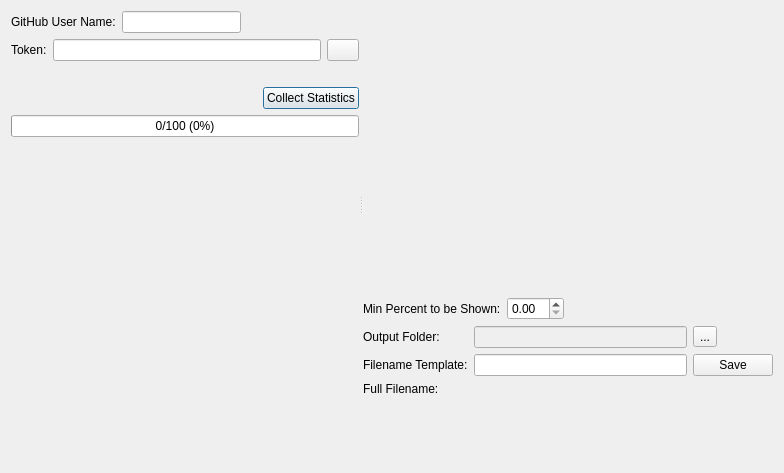
The window that git_stats_plate_gen/gui/ui/main_dialog.ui (DiPaolo/git-stats-plate-gen) describes before a commit, drawn with Qt 5.
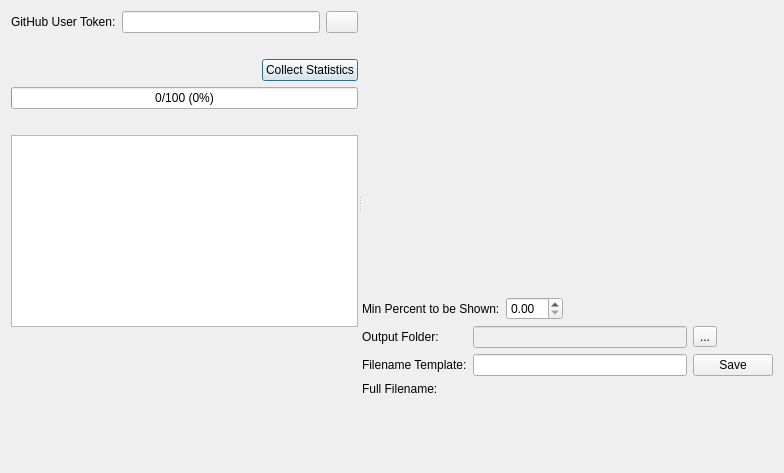
The same window after the commit. Custom widgets are drawn as their Qt base class.

The edit to the form file:
```diff
--- a/git_stats_plate_gen/gui/ui/main_dialog.ui
+++ b/git_stats_plate_gen/gui/ui/main_dialog.ui
@@ -21,39 +21,12 @@
      </property>
      <widget class="QWidget" name="layoutWidget">
       <layout class="QVBoxLayout" name="verticalLayout">
-       <item>
-        <layout class="QHBoxLayout" name="horizontalLayout">
-         <item>
-          <widget class="QLabel" name="label">
-           <property name="text">
-            <string>GitHub User Name:</string>
-           </property>
-          </widget>
-         </item>
-         <item>
-          <widget class="QLineEdit" name="username"/>
-         </item>
-         <item>
-          <spacer name="horizontalSpacer_3">
-           <property name="orientation">
-            <enum>Qt::Horizontal</enum>
-           </property>
-           <property name="sizeHint" stdset="0">
-            <size>
-             <width>40</width>
-             <height>20</height>
-            </size>
-           </property>
-          </spacer>
-         </item>
-        </layout>
-       </item>
        <item>
         <layout class="QHBoxLayout" name="horizontalLayout_2">
          <item>
           <widget class="QLabel" name="label_2">
            <property name="text">
-            <string>Token:</string>
+            <string>GitHub User Token:</string>
            </property>
           </widget>
          </item>
@@ -166,6 +139,9 @@
          </property>
         </widget>
        </item>
+       <item>
+        <widget class="QTableWidget" name="tableWidget"/>
+       </item>
        <item>
         <spacer name="verticalSpacer">
          <property name="orientation">
```
